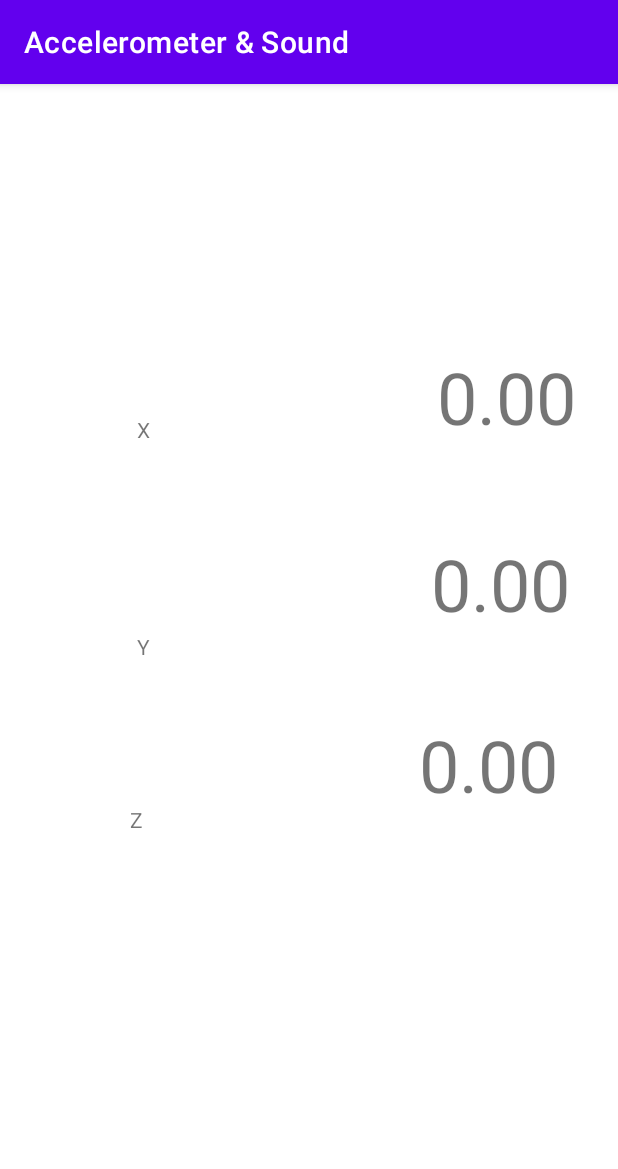
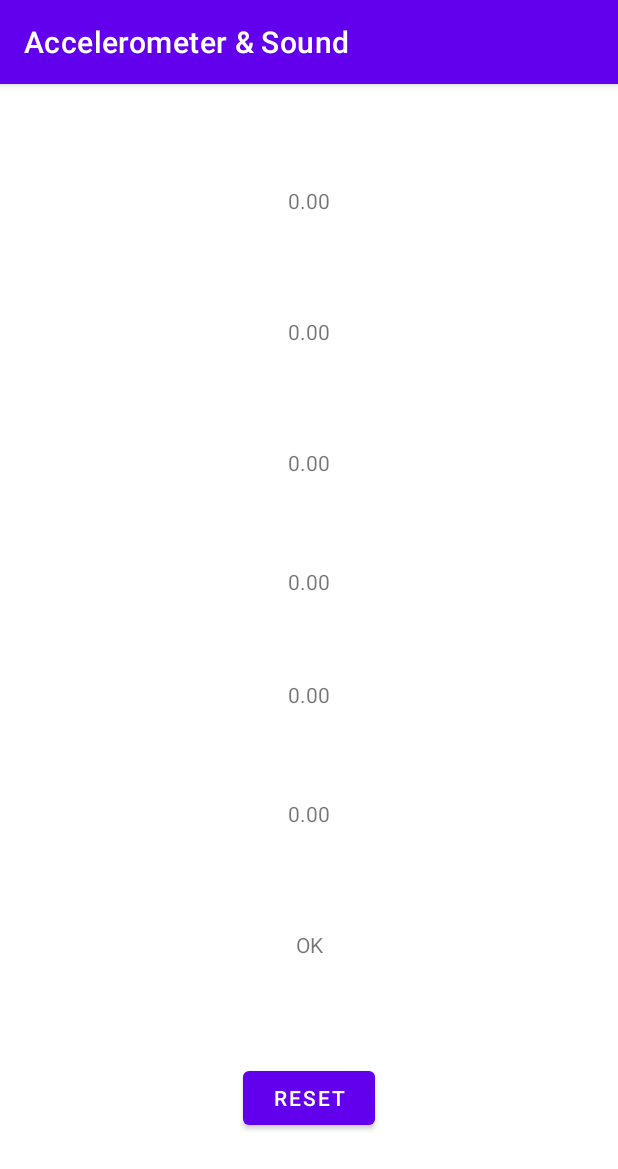
Before and after one commit to s00212257/AndroidStudioProjects, an Android app: the screen it shows after launch (MainActivity), on a phone screen of 412 x 824 dp. Shown: the top 1169 px of the screen. Run offline under Robolectric (Android 15) with nearby library versions, the phone set to English and light mode, and no system bars.

Commit message:
Complete accel sound lab

```diff
--- a/AccelerometerSound/app/src/main/java/com/example/accelerometersound/MainActivity.java
+++ b/AccelerometerSound/app/src/main/java/com/example/accelerometersound/MainActivity.java
@@ -6,14 +6,18 @@ import android.hardware.Sensor;
 import android.hardware.SensorEvent;
 import android.hardware.SensorEventListener;
 import android.hardware.SensorManager;
+import android.media.MediaPlayer;
 import android.os.Bundle;
+import android.view.View;
+import android.widget.Button;
 import android.widget.TextView;
 import android.widget.Toast;
 
 public class MainActivity extends AppCompatActivity implements SensorEventListener {
 
-    Boolean isFlat;
-    TextView tvx, tvy, tvz;
+    Boolean isFlat = false;
+    TextView tvx, tvy, tvz, tvx1, tvy1, tvz1, tvstat;
+    Button button;
     private SensorManager mSensorManager;
     private Sensor mSensor;
 
@@ -23,13 +27,24 @@ public class MainActivity extends AppCompatActivity implements SensorEventListen
         setContentView(R.layout.activity_main);
 
         tvx = findViewById(R.id.tvxval);  // this assumes there are three textviews
+        tvx1 = findViewById(R.id.tvxval1);  // this assumes there are three textviews
         tvy = findViewById(R.id.tvyval);  // in your xml file called tvxval, tvyval
+        tvy1 = findViewById(R.id.tvyval1);  // in your xml file called tvxval, tvyval
         tvz = findViewById(R.id.tvzval);  // and tvzval
+        tvz1 = findViewById(R.id.tvzval1);  // and tvzval
+        tvstat = findViewById(R.id.txstat);
+        button = findViewById(R.id.button);
 
         // choose the sensor you want
         mSensorManager = (SensorManager) getSystemService(SENSOR_SERVICE);
         mSensor = mSensorManager.getDefaultSensor(Sensor.TYPE_ACCELEROMETER);
 
+        button.setOnClickListener(new View.OnClickListener() {
+            @Override
+            public void onClick(View view) {
+                isFlat = true;
+            }
+        });
     }
 
     /*
@@ -56,8 +71,8 @@ public class MainActivity extends AppCompatActivity implements SensorEventListen
     @Override
     public void onSensorChanged(SensorEvent event) {
         // called byt the system every x ms
-        float x, y, z;
-        float x1, y1, z1;
+        double x, y, z;
+        double x1, y1, z1;
 
         x1 = Math.abs(event.values[0]); // get x value
         y1 = Math.abs(event.values[1]);
@@ -68,17 +83,27 @@ public class MainActivity extends AppCompatActivity implements SensorEventListen
         z = event.values[2];
 
         tvx.setText(String.valueOf(x));
+        tvx1.setText(String.valueOf(x1));
         tvy.setText(String.valueOf(y));
+        tvy1.setText(String.valueOf(y1));
         tvz.setText(String.valueOf(z));
+        tvz1.setText(String.valueOf(z1));
 
-        if (x1 < 1 && y1 < 9 && z1 > 1) { // phone is flat
-            if (isFlat == false) { // isFlat is global
-                isFlat = true;
-                Toast.makeText(this, "Phone is flat",
-                        Toast.LENGTH_SHORT).show();
-            }
+        final MediaPlayer mp = MediaPlayer.create(this,
+                R.raw.cat_sound);
+
+        if (x1 < 1 && y1 < 1 && z1 > 9) { // phone is flat
+                if (!isFlat) { // isFlat is global
+                    tvstat.setText("Flat");
+                    isFlat = true;
+                    mp.start();
+                }
+                else{
+                    tvstat.setText("Not flat");
+                    isFlat = false;
+                }
         }
-        }
+    }
 
     @Override
     public void onAccuracyChanged(Sensor sensor, int i) {
--- a/AccelerometerSound/app/src/main/res/layout/activity_main.xml
+++ b/AccelerometerSound/app/src/main/res/layout/activity_main.xml
@@ -11,67 +11,83 @@
         android:id="@+id/tvxval"
         android:layout_width="wrap_content"
         android:layout_height="wrap_content"
-        android:layout_marginTop="176dp"
-        android:layout_marginEnd="28dp"
+        android:layout_marginTop="68dp"
         android:text="0.00"
-        android:textSize="48sp"
+        android:textSize="14sp"
         app:layout_constraintEnd_toEndOf="parent"
+        app:layout_constraintStart_toStartOf="parent"
         app:layout_constraintTop_toTopOf="parent" />
 
     <TextView
         android:id="@+id/tvyval"
         android:layout_width="wrap_content"
         android:layout_height="wrap_content"
-        android:layout_marginTop="60dp"
-        android:layout_marginEnd="32dp"
+        android:layout_marginTop="68dp"
         android:text="0.00"
-        android:textSize="48sp"
+        android:textSize="14sp"
         app:layout_constraintEnd_toEndOf="parent"
+        app:layout_constraintStart_toStartOf="parent"
         app:layout_constraintTop_toBottomOf="@+id/tvxval" />
 
     <TextView
         android:id="@+id/tvzval"
         android:layout_width="wrap_content"
         android:layout_height="wrap_content"
-        android:layout_marginTop="56dp"
-        android:layout_marginEnd="40dp"
+        android:layout_marginTop="68dp"
         android:text="0.00"
-        android:textSize="48sp"
+        android:textSize="14sp"
         app:layout_constraintEnd_toEndOf="parent"
+        app:layout_constraintStart_toStartOf="parent"
         app:layout_constraintTop_toBottomOf="@+id/tvyval" />
 
     <TextView
-        android:id="@+id/textView"
+        android:id="@+id/tvxval1"
         android:layout_width="wrap_content"
         android:layout_height="wrap_content"
-        android:text="X"
-        app:layout_constraintBottom_toTopOf="@+id/textView2"
-        app:layout_constraintEnd_toStartOf="@+id/tvxval"
-        app:layout_constraintHorizontal_bias="0.323"
+        android:layout_marginTop="60dp"
+        android:text="0.00"
+        app:layout_constraintEnd_toEndOf="parent"
         app:layout_constraintStart_toStartOf="parent"
-        app:layout_constraintTop_toTopOf="parent"
-        app:layout_constraintVertical_bias="0.637" />
+        app:layout_constraintTop_toBottomOf="@+id/tvzval" />
 
     <TextView
-        android:id="@+id/textView2"
+        android:id="@+id/tvyval1"
         android:layout_width="wrap_content"
         android:layout_height="wrap_content"
-        android:layout_marginBottom="96dp"
-        android:text="Y"
-        app:layout_constraintBottom_toTopOf="@+id/textView3"
-        app:layout_constraintEnd_toStartOf="@+id/tvyval"
-        app:layout_constraintHorizontal_bias="0.327"
-        app:layout_constraintStart_toStartOf="parent" />
+        android:layout_marginTop="56dp"
+        android:text="0.00"
+        app:layout_constraintEnd_toEndOf="parent"
+        app:layout_constraintStart_toStartOf="parent"
+        app:layout_constraintTop_toBottomOf="@+id/tvxval1" />
 
     <TextView
-        android:id="@+id/textView3"
+        android:id="@+id/tvzval1"
         android:layout_width="wrap_content"
         android:layout_height="wrap_content"
-        android:layout_marginBottom="268dp"
-        android:text="Z"
+        android:layout_marginTop="60dp"
+        android:text="0.00"
+        app:layout_constraintEnd_toEndOf="parent"
+        app:layout_constraintStart_toStartOf="parent"
+        app:layout_constraintTop_toBottomOf="@+id/tvyval1" />
+
+    <TextView
+        android:id="@+id/txstat"
+        android:layout_width="wrap_content"
+        android:layout_height="wrap_content"
+        android:layout_marginTop="68dp"
+        android:text="OK"
+        app:layout_constraintEnd_toEndOf="parent"
+        app:layout_constraintStart_toStartOf="parent"
+        app:layout_constraintTop_toBottomOf="@+id/tvzval1" />
+
+    <Button
+        android:id="@+id/button"
+        android:layout_width="wrap_content"
+        android:layout_height="wrap_content"
+        android:text="Reset"
         app:layout_constraintBottom_toBottomOf="parent"
-        app:layout_constraintEnd_toStartOf="@+id/tvzval"
-        app:layout_constraintHorizontal_bias="0.321"
-        app:layout_constraintStart_toStartOf="parent" />
+        app:layout_constraintEnd_toEndOf="parent"
+        app:layout_constraintStart_toStartOf="parent"
+        app:layout_constraintTop_toBottomOf="@+id/txstat" />
 
 </androidx.constraintlayout.widget.ConstraintLayout>
```
Also changed, not shown: 1 other file.
